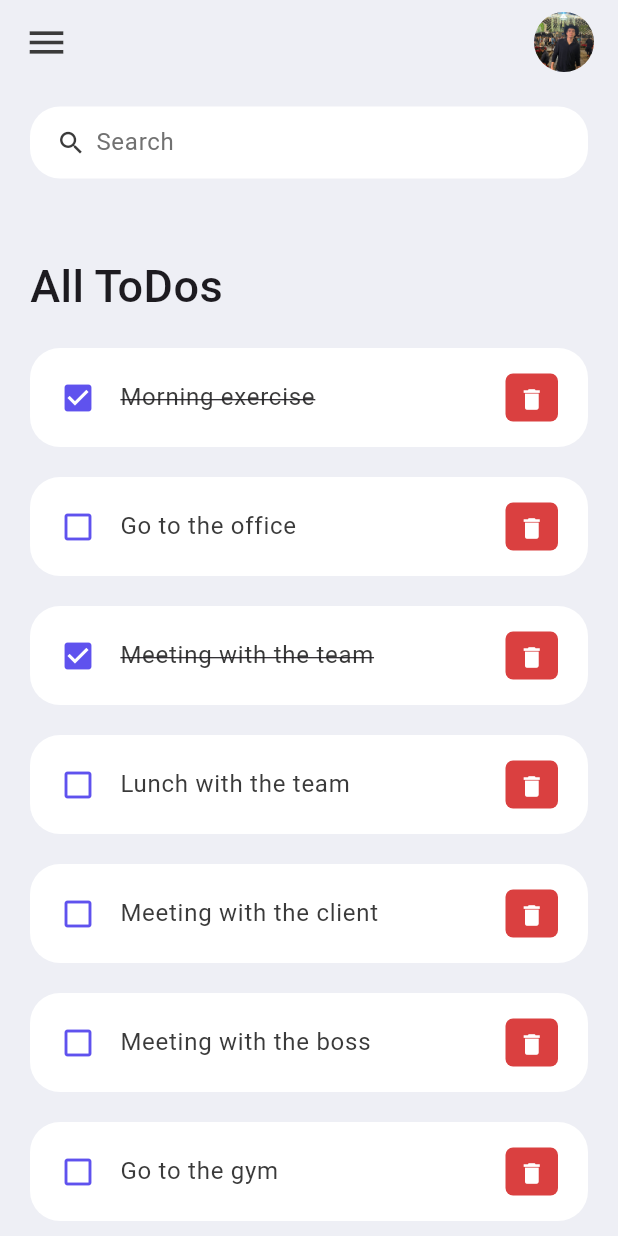
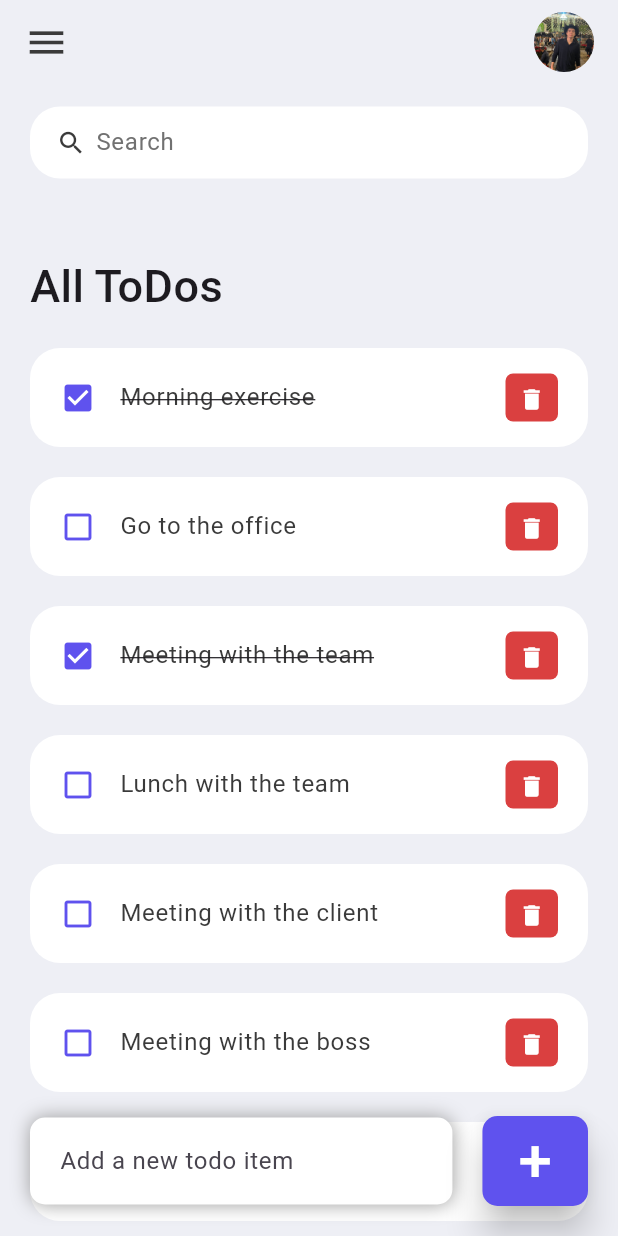
Before and after one commit to ArturoDuCas/flutter_todo_app, a Flutter app: the screen it shows after launch, on a phone screen of 412 x 824 dp. Run offline on Flutter 3.47's test engine with Material 3 defaults, Android fonts, the phone set to English and light mode, and no system bars.

Commit message:
feat: create input field for adding new todo

```diff
--- a/lib/screens/home.dart
+++ b/lib/screens/home.dart
@@ -13,7 +13,9 @@ class Home extends StatelessWidget {
     return Scaffold(
       backgroundColor: tdBGColor,
       appBar: _buildAppBar(),
-      body: Container(
+      body: Stack(
+        children: [
+          Container(
             padding: const EdgeInsets.symmetric(horizontal: 20, vertical: 15),
             child: Column(
               children: [
@@ -43,6 +45,65 @@ class Home extends StatelessWidget {
                 ),
               ],
             ),
+          ),
+          Align(
+            alignment: Alignment.bottomCenter,
+            child: Row(
+              children: [
+                Expanded(
+                  child: Container(
+                    margin: const EdgeInsets.only(
+                      bottom: 20,
+                      right: 20,
+                      left: 20,
+                    ),
+                    padding: const EdgeInsets.symmetric(
+                      horizontal: 20,
+                      vertical: 5,
+                    ),
+                    decoration: BoxDecoration(
+                      color: Colors.white,
+                      boxShadow: const [
+                        BoxShadow(
+                          color: Colors.grey,
+                          offset: Offset(0.0, 0.0),
+                          blurRadius: 10.0,
+                          spreadRadius: 0.0,
+                        ),
+                      ],
+                      borderRadius: BorderRadius.circular(10),
+                    ),
+                    child: const TextField(
+                      decoration: InputDecoration(
+                        hintText: "Add a new todo item",
+                        border: InputBorder.none,
+                      ),
+                    ),
+                  ),
+                ),
+                Container(
+                  margin: const EdgeInsets.only(
+                    bottom: 20,
+                    right: 20,
+                  ),
+                  child: ElevatedButton(
+                    onPressed: () {},
+                    style: ElevatedButton.styleFrom(
+                      shape: RoundedRectangleBorder(
+                        borderRadius: BorderRadius.circular(10),
+                      ),
+                      backgroundColor: tdBlue,
+                      minimumSize: const Size(60, 60),
+                      elevation: 10,
+                    ),
+                    child: const Text("+",
+                        style: TextStyle(fontSize: 40, color: Colors.white)),
+                  ),
+                )
+              ],
+            ),
+          ),
+        ],
       ),
     );
   }
```
Lines whose indentation alone changed are shown as unchanged.
